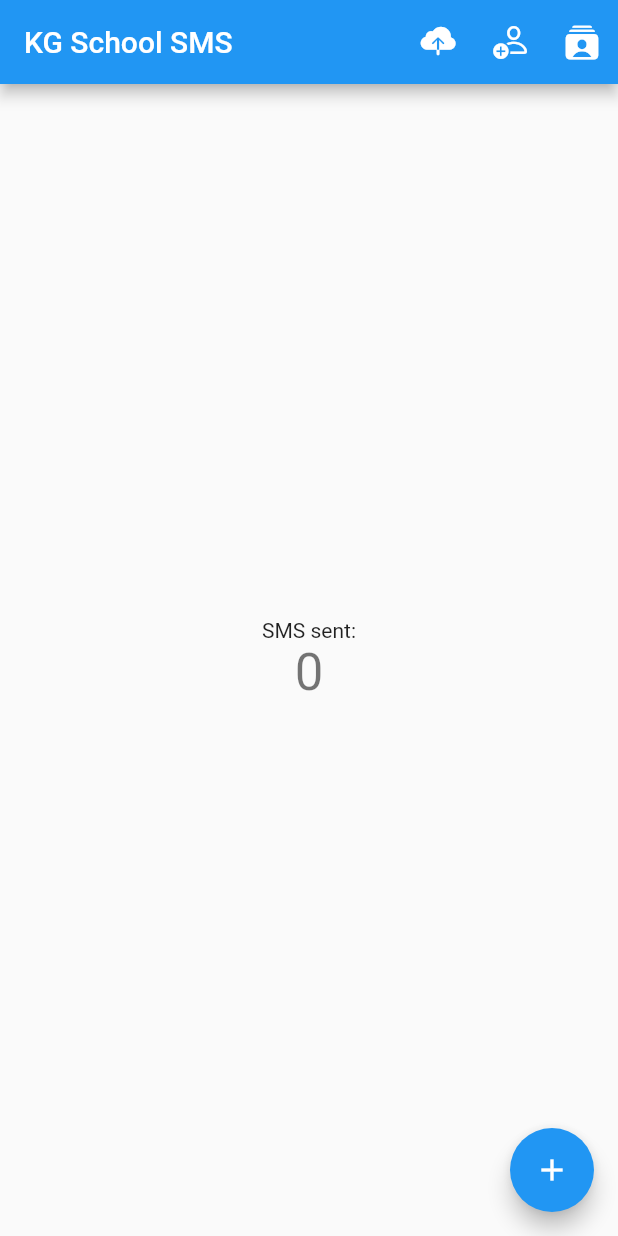
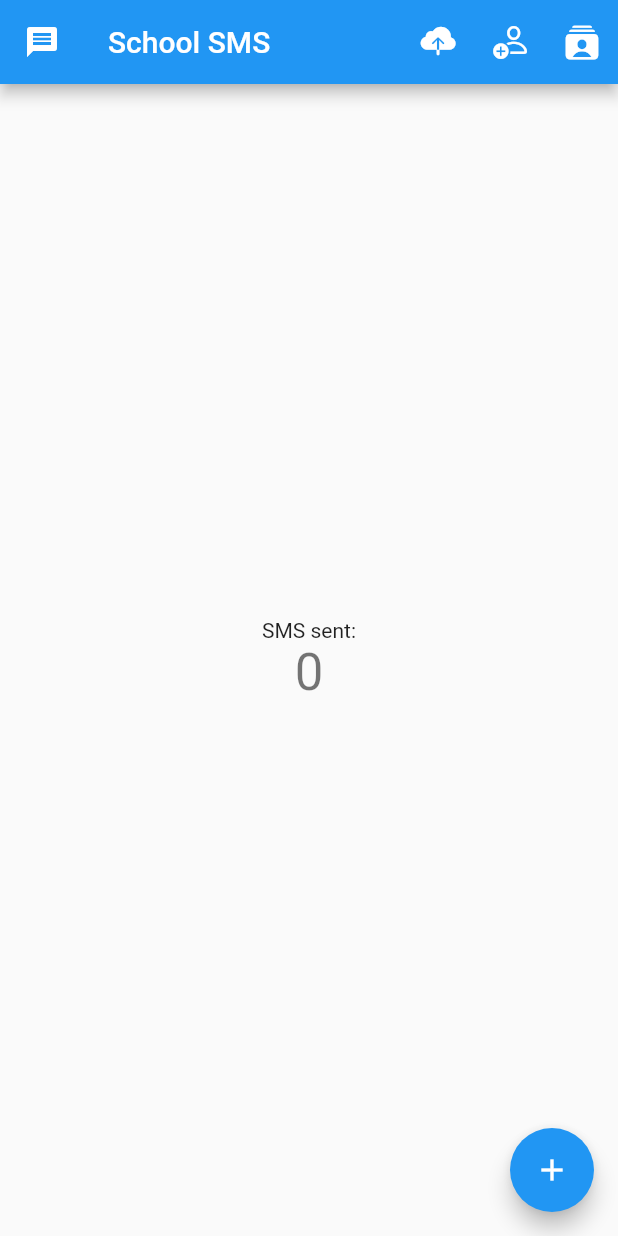
Before and after one commit to Azimul-Haque/kgschool_sms, a Flutter app: the screen it shows after launch, on a phone screen of 412 x 824 dp. Run offline on Flutter 3.47's test engine with Material 2 defaults, Android fonts, the phone set to English and light mode, and no system bars; our stand-ins replace permission_handler; missing offline and left inert: flutter_sms.

Commit message:
Commit Mon 07/25/2022 16:21:00.17 32110

```diff
--- a/lib/home.dart
+++ b/lib/home.dart
@@ -54,8 +54,8 @@ class _HomePageState extends State<HomePage> {
   Widget build(BuildContext context) {
     return Scaffold(
       appBar: AppBar(
-        // leading: const Icon(Icons.message),
-        title: const Text('KG School SMS'),
+        leading: const Icon(Icons.message),
+        title: const Text('School SMS'),
         actions: [
           IconButton(
             onPressed: () {
```
